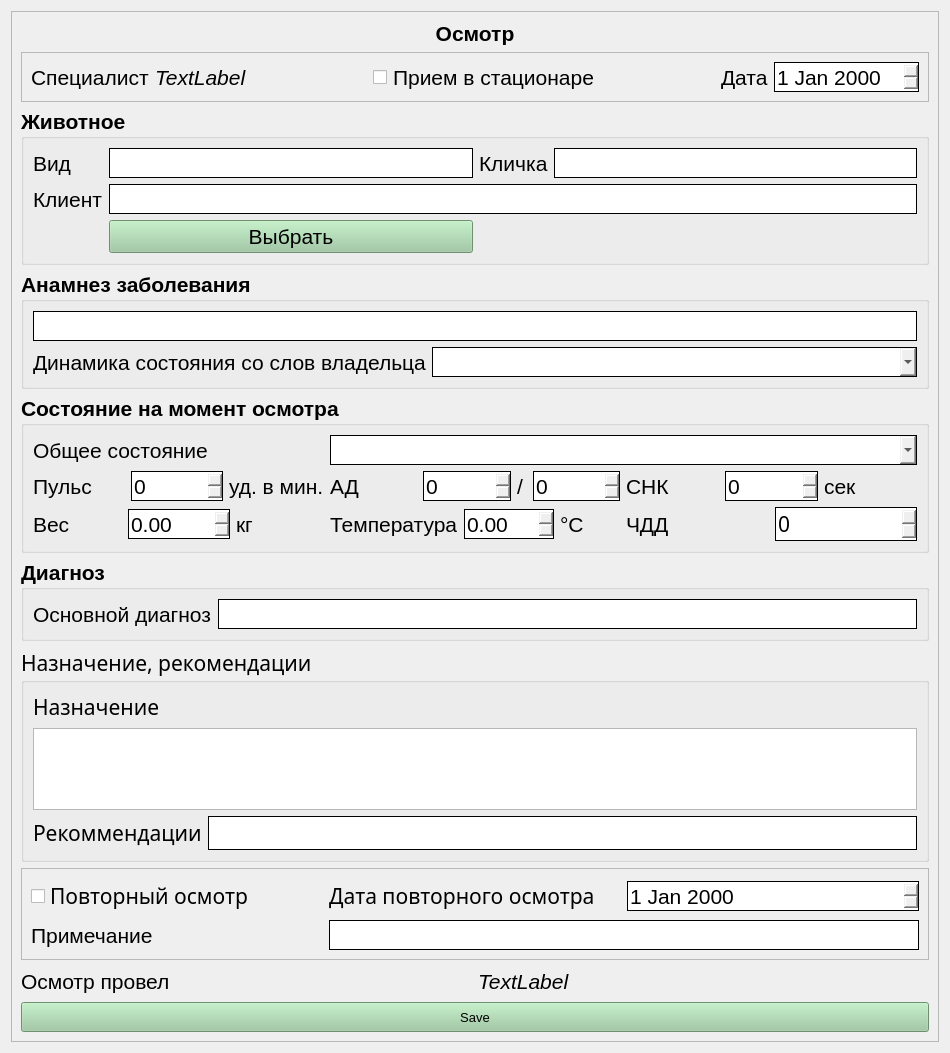
Old version of the form vet/vetclient/src/ui/visit.ui in the repository Painted-Black/BMSTU-DB-CourseWork.
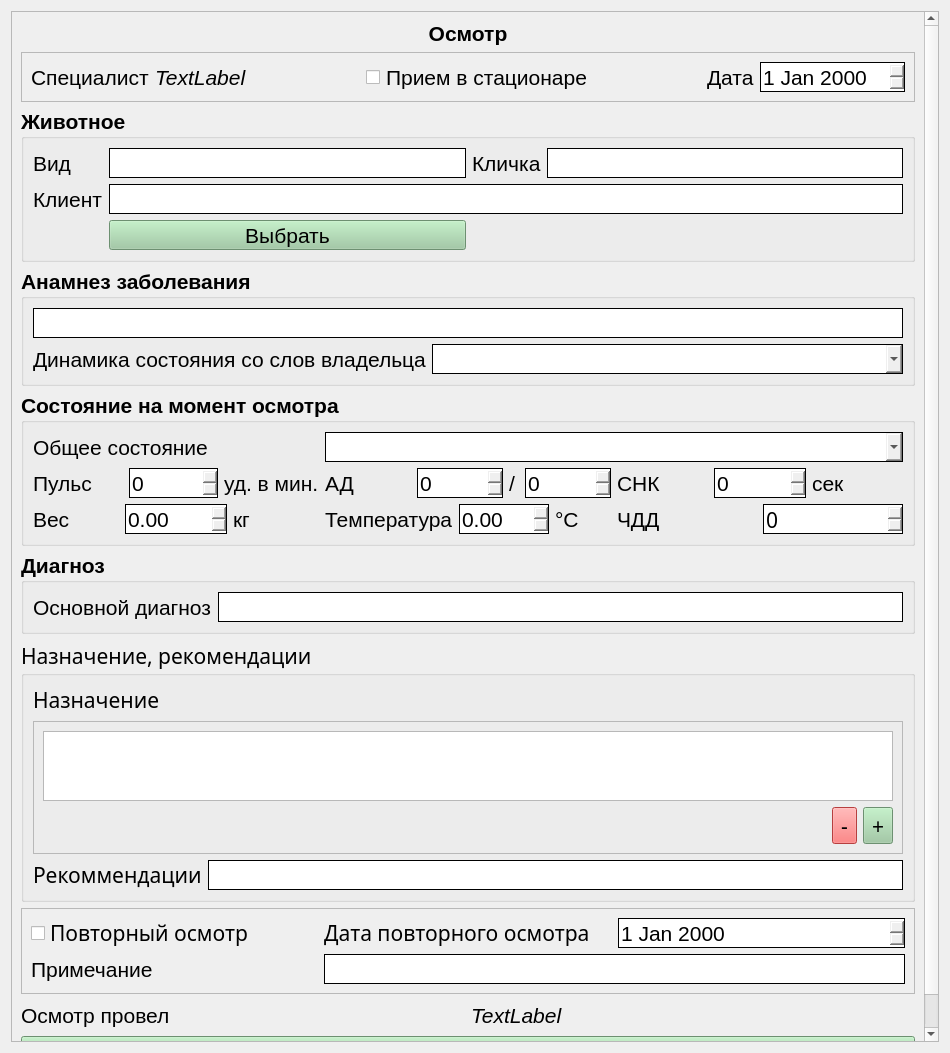
New version of the form.

```diff
--- a/vet/vetclient/src/ui/visit.ui
+++ b/vet/vetclient/src/ui/visit.ui
@@ -24,8 +24,8 @@
        <rect>
         <x>0</x>
         <y>0</y>
-        <width>930</width>
-        <height>1033</height>
+        <width>916</width>
+        <height>1057</height>
        </rect>
       </property>
       <layout class="QVBoxLayout" name="verticalLayout_2">
@@ -1509,28 +1509,920 @@
            </widget>
           </item>
           <item row="1" column="0" colspan="2">
-           <widget class="QTableWidget" name="tableWidget">
-            <property name="sizePolicy">
-             <sizepolicy hsizetype="Expanding" vsizetype="Expanding">
-              <horstretch>0</horstretch>
-              <verstretch>0</verstretch>
-             </sizepolicy>
+           <widget class="QFrame" name="prescr_frame">
+            <property name="frameShape">
+             <enum>QFrame::StyledPanel</enum>
             </property>
-            <property name="font">
-             <font>
-              <weight>50</weight>
-              <bold>false</bold>
-             </font>
+            <property name="frameShadow">
+             <enum>QFrame::Raised</enum>
             </property>
-            <property name="autoFillBackground">
-             <bool>true</bool>
-            </property>
-            <property name="sizeAdjustPolicy">
-             <enum>QAbstractScrollArea::AdjustToContents</enum>
-            </property>
-            <attribute name="horizontalHeaderStretchLastSection">
-             <bool>false</bool>
-            </attribute>
+            <layout class="QGridLayout" name="gridLayout">
+             <item row="1" column="2">
+              <widget class="QToolButton" name="add_prescr_toolButton">
+               <property name="palette">
+                <palette>
+                 <active>
+                  <colorrole role="WindowText">
+                   <brush brushstyle="SolidPattern">
+                    <color alpha="255">
+                     <red>0</red>
+                     <green>0</green>
+                     <blue>0</blue>
+                    </color>
+                   </brush>
+                  </colorrole>
+                  <colorrole role="Button">
+                   <brush brushstyle="SolidPattern">
+                    <color alpha="255">
+                     <red>153</red>
+                     <green>201</green>
+                     <blue>158</blue>
+                    </color>
+                   </brush>
+                  </colorrole>
+                  <colorrole role="Light">
+                   <brush brushstyle="SolidPattern">
+                    <color alpha="255">
+                     <red>241</red>
+                     <green>255</green>
+                     <blue>243</blue>
+                    </color>
+                   </brush>
+                  </colorrole>
+                  <colorrole role="Midlight">
+                   <brush brushstyle="SolidPattern">
+                    <color alpha="255">
+                     <red>197</red>
+                     <green>228</green>
+                     <blue>200</blue>
+                    </color>
+                   </brush>
+                  </colorrole>
+                  <colorrole role="Dark">
+                   <brush brushstyle="SolidPattern">
+                    <color alpha="255">
+                     <red>76</red>
+                     <green>100</green>
+                     <blue>79</blue>
+                    </color>
+                   </brush>
+                  </colorrole>
+                  <colorrole role="Mid">
+                   <brush brushstyle="SolidPattern">
+                    <color alpha="255">
+                     <red>102</red>
+                     <green>134</green>
+                     <blue>105</blue>
+                    </color>
+                   </brush>
+                  </colorrole>
+                  <colorrole role="Text">
+                   <brush brushstyle="SolidPattern">
+                    <color alpha="255">
+                     <red>0</red>
+                     <green>0</green>
+                     <blue>0</blue>
+                    </color>
+                   </brush>
+                  </colorrole>
+                  <colorrole role="BrightText">
+                   <brush brushstyle="SolidPattern">
+                    <color alpha="255">
+                     <red>255</red>
+                     <green>255</green>
+                     <blue>255</blue>
+                    </color>
+                   </brush>
+                  </colorrole>
+                  <colorrole role="ButtonText">
+                   <brush brushstyle="SolidPattern">
+                    <color alpha="255">
+                     <red>0</red>
+                     <green>0</green>
+                     <blue>0</blue>
+                    </color>
+                   </brush>
+                  </colorrole>
+                  <colorrole role="Base">
+                   <brush brushstyle="SolidPattern">
+                    <color alpha="255">
+                     <red>255</red>
+                     <green>255</green>
+                     <blue>255</blue>
+                    </color>
+                   </brush>
+                  </colorrole>
+                  <colorrole role="Window">
+                   <brush brushstyle="SolidPattern">
+                    <color alpha="255">
+                     <red>153</red>
+                     <green>201</green>
+                     <blue>158</blue>
+                    </color>
+                   </brush>
+                  </colorrole>
+                  <colorrole role="Shadow">
+                   <brush brushstyle="SolidPattern">
+                    <color alpha="255">
+                     <red>0</red>
+                     <green>0</green>
+                     <blue>0</blue>
+                    </color>
+                   </brush>
+                  </colorrole>
+                  <colorrole role="AlternateBase">
+                   <brush brushstyle="SolidPattern">
+                    <color alpha="255">
+                     <red>204</red>
+                     <green>228</green>
+                     <blue>206</blue>
+                    </color>
+                   </brush>
+                  </colorrole>
+                  <colorrole role="ToolTipBase">
+                   <brush brushstyle="SolidPattern">
+                    <color alpha="255">
+                     <red>255</red>
+                     <green>255</green>
+                     <blue>220</blue>
+                    </color>
+                   </brush>
+                  </colorrole>
+                  <colorrole role="ToolTipText">
+                   <brush brushstyle="SolidPattern">
+                    <color alpha="255">
+                     <red>0</red>
+                     <green>0</green>
+                     <blue>0</blue>
+                    </color>
+                   </brush>
+                  </colorrole>
+                  <colorrole role="PlaceholderText">
+                   <brush brushstyle="SolidPattern">
+                    <color alpha="128">
+                     <red>0</red>
+                     <green>0</green>
+                     <blue>0</blue>
+                    </color>
+                   </brush>
+                  </colorrole>
+                 </active>
+                 <inactive>
+                  <colorrole role="WindowText">
+                   <brush brushstyle="SolidPattern">
+                    <color alpha="255">
+                     <red>0</red>
+                     <green>0</green>
+                     <blue>0</blue>
+                    </color>
+                   </brush>
+                  </colorrole>
+                  <colorrole role="Button">
+                   <brush brushstyle="SolidPattern">
+                    <color alpha="255">
+                     <red>153</red>
+                     <green>201</green>
+                     <blue>158</blue>
+                    </color>
+                   </brush>
+                  </colorrole>
+                  <colorrole role="Light">
+                   <brush brushstyle="SolidPattern">
+                    <color alpha="255">
+                     <red>241</red>
+                     <green>255</green>
+                     <blue>243</blue>
+                    </color>
+                   </brush>
+                  </colorrole>
+                  <colorrole role="Midlight">
+                   <brush brushstyle="SolidPattern">
+                    <color alpha="255">
+                     <red>197</red>
+                     <green>228</green>
+                     <blue>200</blue>
+                    </color>
+                   </brush>
+                  </colorrole>
+                  <colorrole role="Dark">
+                   <brush brushstyle="SolidPattern">
+                    <color alpha="255">
+                     <red>76</red>
+                     <green>100</green>
+                     <blue>79</blue>
+                    </color>
+                   </brush>
+                  </colorrole>
+                  <colorrole role="Mid">
+                   <brush brushstyle="SolidPattern">
+                    <color alpha="255">
+                     <red>102</red>
+                     <green>134</green>
+                     <blue>105</blue>
+                    </color>
+                   </brush>
+                  </colorrole>
+                  <colorrole role="Text">
+                   <brush brushstyle="SolidPattern">
+                    <color alpha="255">
+                     <red>0</red>
+                     <green>0</green>
+                     <blue>0</blue>
+                    </color>
+                   </brush>
+                  </colorrole>
+                  <colorrole role="BrightText">
+                   <brush brushstyle="SolidPattern">
+                    <color alpha="255">
+                     <red>255</red>
+                     <green>255</green>
+                     <blue>255</blue>
+                    </color>
+                   </brush>
+                  </colorrole>
+                  <colorrole role="ButtonText">
+                   <brush brushstyle="SolidPattern">
+                    <color alpha="255">
+                     <red>0</red>
+                     <green>0</green>
+                     <blue>0</blue>
+                    </color>
+                   </brush>
+                  </colorrole>
+                  <colorrole role="Base">
+                   <brush brushstyle="SolidPattern">
+                    <color alpha="255">
+                     <red>255</red>
+                     <green>255</green>
+                     <blue>255</blue>
+                    </color>
+                   </brush>
+                  </colorrole>
+                  <colorrole role="Window">
+                   <brush brushstyle="SolidPattern">
+                    <color alpha="255">
+                     <red>153</red>
+                     <green>201</green>
+                     <blue>158</blue>
+                    </color>
+                   </brush>
+                  </colorrole>
+                  <colorrole role="Shadow">
+                   <brush brushstyle="SolidPattern">
+                    <color alpha="255">
+                     <red>0</red>
+                     <green>0</green>
+                     <blue>0</blue>
+                    </color>
+                   </brush>
+                  </colorrole>
+                  <colorrole role="AlternateBase">
+                   <brush brushstyle="SolidPattern">
+                    <color alpha="255">
+                     <red>204</red>
+                     <green>228</green>
+                     <blue>206</blue>
+                    </color>
+                   </brush>
+                  </colorrole>
+                  <colorrole role="ToolTipBase">
+                   <brush brushstyle="SolidPattern">
+                    <color alpha="255">
+                     <red>255</red>
+                     <green>255</green>
+                     <blue>220</blue>
+                    </color>
+                   </brush>
+                  </colorrole>
+                  <colorrole role="ToolTipText">
+                   <brush brushstyle="SolidPattern">
+                    <color alpha="255">
+                     <red>0</red>
+                     <green>0</green>
+                     <blue>0</blue>
+                    </color>
+                   </brush>
+                  </colorrole>
+                  <colorrole role="PlaceholderText">
+                   <brush brushstyle="SolidPattern">
+                    <color alpha="128">
+                     <red>0</red>
+                     <green>0</green>
+                     <blue>0</blue>
+                    </color>
+                   </brush>
+                  </colorrole>
+                 </inactive>
+                 <disabled>
+                  <colorrole role="WindowText">
+                   <brush brushstyle="SolidPattern">
+                    <color alpha="255">
+                     <red>76</red>
+                     <green>100</green>
+                     <blue>79</blue>
+                    </color>
+                   </brush>
+                  </colorrole>
+                  <colorrole role="Button">
+                   <brush brushstyle="SolidPattern">
+                    <color alpha="255">
+                     <red>153</red>
+                     <green>201</green>
+                     <blue>158</blue>
+                    </color>
+                   </brush>
+                  </colorrole>
+                  <colorrole role="Light">
+                   <brush brushstyle="SolidPattern">
+                    <color alpha="255">
+                     <red>241</red>
+                     <green>255</green>
+                     <blue>243</blue>
+                    </color>
+                   </brush>
+                  </colorrole>
+                  <colorrole role="Midlight">
+                   <brush brushstyle="SolidPattern">
+                    <color alpha="255">
+                     <red>197</red>
+                     <green>228</green>
+                     <blue>200</blue>
+                    </color>
+                   </brush>
+                  </colorrole>
+                  <colorrole role="Dark">
+                   <brush brushstyle="SolidPattern">
+                    <color alpha="255">
+                     <red>76</red>
+                     <green>100</green>
+                     <blue>79</blue>
+                    </color>
+                   </brush>
+                  </colorrole>
+                  <colorrole role="Mid">
+                   <brush brushstyle="SolidPattern">
+                    <color alpha="255">
+                     <red>102</red>
+                     <green>134</green>
+                     <blue>105</blue>
+                    </color>
+                   </brush>
+                  </colorrole>
+                  <colorrole role="Text">
+                   <brush brushstyle="SolidPattern">
+                    <color alpha="255">
+                     <red>76</red>
+                     <green>100</green>
+                     <blue>79</blue>
+                    </color>
+                   </brush>
+                  </colorrole>
+                  <colorrole role="BrightText">
+                   <brush brushstyle="SolidPattern">
+                    <color alpha="255">
+                     <red>255</red>
+                     <green>255</green>
+                     <blue>255</blue>
+                    </color>
+                   </brush>
+                  </colorrole>
+                  <colorrole role="ButtonText">
+                   <brush brushstyle="SolidPattern">
+                    <color alpha="255">
+                     <red>76</red>
+                     <green>100</green>
+                     <blue>79</blue>
+                    </color>
+                   </brush>
+                  </colorrole>
+                  <colorrole role="Base">
+                   <brush brushstyle="SolidPattern">
+                    <color alpha="255">
+                     <red>153</red>
+                     <green>201</green>
+                     <blue>158</blue>
+                    </color>
+                   </brush>
+                  </colorrole>
+                  <colorrole role="Window">
+                   <brush brushstyle="SolidPattern">
+                    <color alpha="255">
+                     <red>153</red>
+                     <green>201</green>
+                     <blue>158</blue>
+                    </color>
+                   </brush>
+                  </colorrole>
+                  <colorrole role="Shadow">
+                   <brush brushstyle="SolidPattern">
+                    <color alpha="255">
+                     <red>0</red>
+                     <green>0</green>
+                     <blue>0</blue>
+                    </color>
+                   </brush>
+                  </colorrole>
+                  <colorrole role="AlternateBase">
+                   <brush brushstyle="SolidPattern">
+                    <color alpha="255">
+                     <red>153</red>
+                     <green>201</green>
+                     <blue>158</blue>
+                    </color>
+                   </brush>
+                  </colorrole>
+                  <colorrole role="ToolTipBase">
+                   <brush brushstyle="SolidPattern">
+                    <color alpha="255">
+                     <red>255</red>
+                     <green>255</green>
+                     <blue>220</blue>
+                    </color>
+                   </brush>
+                  </colorrole>
+                  <colorrole role="ToolTipText">
+                   <brush brushstyle="SolidPattern">
+                    <color alpha="255">
+                     <red>0</red>
+                     <green>0</green>
+                     <blue>0</blue>
+                    </color>
+                   </brush>
+                  </colorrole>
+                  <colorrole role="PlaceholderText">
+                   <brush brushstyle="SolidPattern">
+                    <color alpha="128">
+                     <red>0</red>
+                     <green>0</green>
+                     <blue>0</blue>
+                    </color>
+                   </brush>
+                  </colorrole>
+                 </disabled>
+                </palette>
+               </property>
+               <property name="text">
+                <string>+</string>
+               </property>
+              </widget>
+             </item>
+             <item row="1" column="1">
+              <widget class="QToolButton" name="delete_prescr_toolButton">
+               <property name="palette">
+                <palette>
+                 <active>
+                  <colorrole role="WindowText">
+                   <brush brushstyle="SolidPattern">
+                    <color alpha="255">
+                     <red>0</red>
+                     <green>0</green>
+                     <blue>0</blue>
+                    </color>
+                   </brush>
+                  </colorrole>
+                  <colorrole role="Button">
+                   <brush brushstyle="SolidPattern">
+                    <color alpha="255">
+                     <red>255</red>
+                     <green>88</green>
+                     <blue>88</blue>
+                    </color>
+                   </brush>
+                  </colorrole>
+                  <colorrole role="Light">
+                   <brush brushstyle="SolidPattern">
+                    <color alpha="255">
+                     <red>255</red>
+                     <green>216</green>
+                     <blue>216</blue>
+                    </color>
+                   </brush>
+                  </colorrole>
+                  <colorrole role="Midlight">
+                   <brush brushstyle="SolidPattern">
+                    <color alpha="255">
+                     <red>255</red>
+                     <green>152</green>
+                     <blue>152</blue>
+                    </color>
+                   </brush>
+                  </colorrole>
+                  <colorrole role="Dark">
+                   <brush brushstyle="SolidPattern">
+                    <color alpha="255">
+                     <red>127</red>
+                     <green>44</green>
+                     <blue>44</blue>
+                    </color>
+                   </brush>
+                  </colorrole>
+                  <colorrole role="Mid">
+                   <brush brushstyle="SolidPattern">
+                    <color alpha="255">
+                     <red>170</red>
+                     <green>58</green>
+                     <blue>58</blue>
+                    </color>
+                   </brush>
+                  </colorrole>
+                  <colorrole role="Text">
+                   <brush brushstyle="SolidPattern">
+                    <color alpha="255">
+                     <red>0</red>
+                     <green>0</green>
+                     <blue>0</blue>
+                    </color>
+                   </brush>
+                  </colorrole>
+                  <colorrole role="BrightText">
+                   <brush brushstyle="SolidPattern">
+                    <color alpha="255">
+                     <red>255</red>
+                     <green>255</green>
+                     <blue>255</blue>
+                    </color>
+                   </brush>
+                  </colorrole>
+                  <colorrole role="ButtonText">
+                   <brush brushstyle="SolidPattern">
+                    <color alpha="255">
+                     <red>0</red>
+                     <green>0</green>
+                     <blue>0</blue>
+                    </color>
+                   </brush>
+                  </colorrole>
+                  <colorrole role="Base">
+                   <brush brushstyle="SolidPattern">
+                    <color alpha="255">
+                     <red>255</red>
+                     <green>255</green>
+                     <blue>255</blue>
+                    </color>
+                   </brush>
+                  </colorrole>
+                  <colorrole role="Window">
+                   <brush brushstyle="SolidPattern">
+                    <color alpha="255">
+                     <red>255</red>
+                     <green>88</green>
+                     <blue>88</blue>
+                    </color>
+                   </brush>
+                  </colorrole>
+                  <colorrole role="Shadow">
+                   <brush brushstyle="SolidPattern">
+                    <color alpha="255">
+                     <red>0</red>
+                     <green>0</green>
+                     <blue>0</blue>
+                    </color>
+                   </brush>
+                  </colorrole>
+                  <colorrole role="AlternateBase">
+                   <brush brushstyle="SolidPattern">
+                    <color alpha="255">
+                     <red>255</red>
+                     <green>171</green>
+                     <blue>171</blue>
+                    </color>
+                   </brush>
+                  </colorrole>
+                  <colorrole role="ToolTipBase">
+                   <brush brushstyle="SolidPattern">
+                    <color alpha="255">
+                     <red>255</red>
+                     <green>255</green>
+                     <blue>220</blue>
+                    </color>
+                   </brush>
+                  </colorrole>
+                  <colorrole role="ToolTipText">
+                   <brush brushstyle="SolidPattern">
+                    <color alpha="255">
+                     <red>0</red>
+                     <green>0</green>
+                     <blue>0</blue>
+                    </color>
+                   </brush>
+                  </colorrole>
+                  <colorrole role="PlaceholderText">
+                   <brush brushstyle="SolidPattern">
+                    <color alpha="128">
+                     <red>0</red>
+                     <green>0</green>
+                     <blue>0</blue>
+                    </color>
+                   </brush>
+                  </colorrole>
+                 </active>
+                 <inactive>
+                  <colorrole role="WindowText">
+                   <brush brushstyle="SolidPattern">
+                    <color alpha="255">
+                     <red>0</red>
+                     <green>0</green>
+                     <blue>0</blue>
+                    </color>
+                   </brush>
+                  </colorrole>
+                  <colorrole role="Button">
+                   <brush brushstyle="SolidPattern">
+                    <color alpha="255">
+                     <red>255</red>
+                     <green>88</green>
+                     <blue>88</blue>
+                    </color>
+                   </brush>
+                  </colorrole>
+                  <colorrole role="Light">
+                   <brush brushstyle="SolidPattern">
+                    <color alpha="255">
+                     <red>255</red>
+                     <green>216</green>
+                     <blue>216</blue>
+                    </color>
+                   </brush>
+                  </colorrole>
+                  <colorrole role="Midlight">
+                   <brush brushstyle="SolidPattern">
+                    <color alpha="255">
+                     <red>255</red>
+                     <green>152</green>
+                     <blue>152</blue>
+                    </color>
+                   </brush>
+                  </colorrole>
+                  <colorrole role="Dark">
+                   <brush brushstyle="SolidPattern">
+                    <color alpha="255">
+                     <red>127</red>
+                     <green>44</green>
+                     <blue>44</blue>
+                    </color>
+                   </brush>
+                  </colorrole>
+                  <colorrole role="Mid">
+                   <brush brushstyle="SolidPattern">
+                    <color alpha="255">
+                     <red>170</red>
+                     <green>58</green>
+                     <blue>58</blue>
+                    </color>
+                   </brush>
+                  </colorrole>
+                  <colorrole role="Text">
+                   <brush brushstyle="SolidPattern">
+                    <color alpha="255">
+                     <red>0</red>
+                     <green>0</green>
+                     <blue>0</blue>
+                    </color>
+                   </brush>
+                  </colorrole>
+                  <colorrole role="BrightText">
+                   <brush brushstyle="SolidPattern">
+                    <color alpha="255">
+                     <red>255</red>
+                     <green>255</green>
+                     <blue>255</blue>
+                    </color>
+                   </brush>
+                  </colorrole>
+                  <colorrole role="ButtonText">
+                   <brush brushstyle="SolidPattern">
+                    <color alpha="255">
+                     <red>0</red>
+                     <green>0</green>
+                     <blue>0</blue>
+                    </color>
+                   </brush>
+                  </colorrole>
+                  <colorrole role="Base">
+                   <brush brushstyle="SolidPattern">
+                    <color alpha="255">
+                     <red>255</red>
+                     <green>255</green>
+                     <blue>255</blue>
+                    </color>
+                   </brush>
+                  </colorrole>
+                  <colorrole role="Window">
+                   <brush brushstyle="SolidPattern">
+                    <color alpha="255">
+                     <red>255</red>
+                     <green>88</green>
+                     <blue>88</blue>
+                    </color>
+                   </brush>
+                  </colorrole>
+                  <colorrole role="Shadow">
+                   <brush brushstyle="SolidPattern">
+                    <color alpha="255">
+                     <red>0</red>
+                     <green>0</green>
+                     <blue>0</blue>
+                    </color>
+                   </brush>
+                  </colorrole>
+                  <colorrole role="AlternateBase">
+                   <brush brushstyle="SolidPattern">
+                    <color alpha="255">
+                     <red>255</red>
+                     <green>171</green>
+                     <blue>171</blue>
+                    </color>
+                   </brush>
+                  </colorrole>
+                  <colorrole role="ToolTipBase">
+                   <brush brushstyle="SolidPattern">
+                    <color alpha="255">
+                     <red>255</red>
+                     <green>255</green>
+                     <blue>220</blue>
+                    </color>
+                   </brush>
+                  </colorrole>
+                  <colorrole role="ToolTipText">
+                   <brush brushstyle="SolidPattern">
+                    <color alpha="255">
+                     <red>0</red>
+                     <green>0</green>
+                     <blue>0</blue>
+                    </color>
+                   </brush>
+                  </colorrole>
+                  <colorrole role="PlaceholderText">
+                   <brush brushstyle="SolidPattern">
+                    <color alpha="128">
+                     <red>0</red>
+                     <green>0</green>
+                     <blue>0</blue>
+                    </color>
+                   </brush>
+                  </colorrole>
+                 </inactive>
+                 <disabled>
+                  <colorrole role="WindowText">
+                   <brush brushstyle="SolidPattern">
+                    <color alpha="255">
+                     <red>127</red>
+                     <green>44</green>
+                     <blue>44</blue>
+                    </color>
+                   </brush>
+                  </colorrole>
+                  <colorrole role="Button">
+                   <brush brushstyle="SolidPattern">
+                    <color alpha="255">
+                     <red>255</red>
+                     <green>88</green>
+                     <blue>88</blue>
+                    </color>
+                   </brush>
+                  </colorrole>
+                  <colorrole role="Light">
+                   <brush brushstyle="SolidPattern">
+                    <color alpha="255">
+                     <red>255</red>
+                     <green>216</green>
+                     <blue>216</blue>
+                    </color>
+                   </brush>
+                  </colorrole>
+                  <colorrole role="Midlight">
+                   <brush brushstyle="SolidPattern">
+                    <color alpha="255">
+                     <red>255</red>
+                     <green>152</green>
+                     <blue>152</blue>
+                    </color>
+                   </brush>
+                  </colorrole>
+                  <colorrole role="Dark">
+                   <brush brushstyle="SolidPattern">
+                    <color alpha="255">
+                     <red>127</red>
+                     <green>44</green>
+                     <blue>44</blue>
+                    </color>
+                   </brush>
+                  </colorrole>
+                  <colorrole role="Mid">
+                   <brush brushstyle="SolidPattern">
+                    <color alpha="255">
+                     <red>170</red>
+                     <green>58</green>
+                     <blue>58</blue>
+                    </color>
+                   </brush>
+                  </colorrole>
+                  <colorrole role="Text">
+                   <brush brushstyle="SolidPattern">
+                    <color alpha="255">
+                     <red>127</red>
+                     <green>44</green>
+                     <blue>44</blue>
+                    </color>
+                   </brush>
+                  </colorrole>
+                  <colorrole role="BrightText">
+                   <brush brushstyle="SolidPattern">
+                    <color alpha="255">
+                     <red>255</red>
+                     <green>255</green>
+                     <blue>255</blue>
+                    </color>
+                   </brush>
+                  </colorrole>
+                  <colorrole role="ButtonText">
+                   <brush brushstyle="SolidPattern">
+                    <color alpha="255">
+                     <red>127</red>
+                     <green>44</green>
+                     <blue>44</blue>
+                    </color>
+                   </brush>
+                  </colorrole>
+                  <colorrole role="Base">
+                   <brush brushstyle="SolidPattern">
+                    <color alpha="255">
+                     <red>255</red>
+                     <green>88</green>
+                     <blue>88</blue>
+                    </color>
+                   </brush>
+                  </colorrole>
+                  <colorrole role="Window">
+                   <brush brushstyle="SolidPattern">
+                    <color alpha="255">
+                     <red>255</red>
+                     <green>88</green>
+                     <blue>88</blue>
+                    </color>
+                   </brush>
+                  </colorrole>
+                  <colorrole role="Shadow">
+                   <brush brushstyle="SolidPattern">
+                    <color alpha="255">
+                     <red>0</red>
+                     <green>0</green>
+                     <blue>0</blue>
+                    </color>
+                   </brush>
+                  </colorrole>
+                  <colorrole role="AlternateBase">
+                   <brush brushstyle="SolidPattern">
+                    <color alpha="255">
+                     <red>255</red>
+                     <green>88</green>
+                     <blue>88</blue>
+                    </color>
+                   </brush>
+                  </colorrole>
+                  <colorrole role="ToolTipBase">
+                   <brush brushstyle="SolidPattern">
+                    <color alpha="255">
+                     <red>255</red>
+                     <green>255</green>
+                     <blue>220</blue>
+                    </color>
+                   </brush>
+                  </colorrole>
+                  <colorrole role="ToolTipText">
+                   <brush brushstyle="SolidPattern">
+                    <color alpha="255">
+                     <red>0</red>
+                     <green>0</green>
+                     <blue>0</blue>
+                    </color>
+                   </brush>
+                  </colorrole>
+                  <colorrole role="PlaceholderText">
+                   <brush brushstyle="SolidPattern">
+                    <color alpha="128">
+                     <red>0</red>
+                     <green>0</green>
+                     <blue>0</blue>
+                    </color>
+                   </brush>
+                  </colorrole>
+                 </disabled>
+                </palette>
+               </property>
+               <property name="text">
+                <string>-</string>
+               </property>
+              </widget>
+             </item>
+             <item row="0" column="0" colspan="3">
+              <widget class="QTableView" name="prescr_tableView">
+               <property name="sizeAdjustPolicy">
+                <enum>QAbstractScrollArea::AdjustToContents</enum>
+               </property>
+              </widget>
+             </item>
+            </layout>
            </widget>
           </item>
          </layout>
```
Left out of the diff: 48 changed lines with no effect on the pictures.
